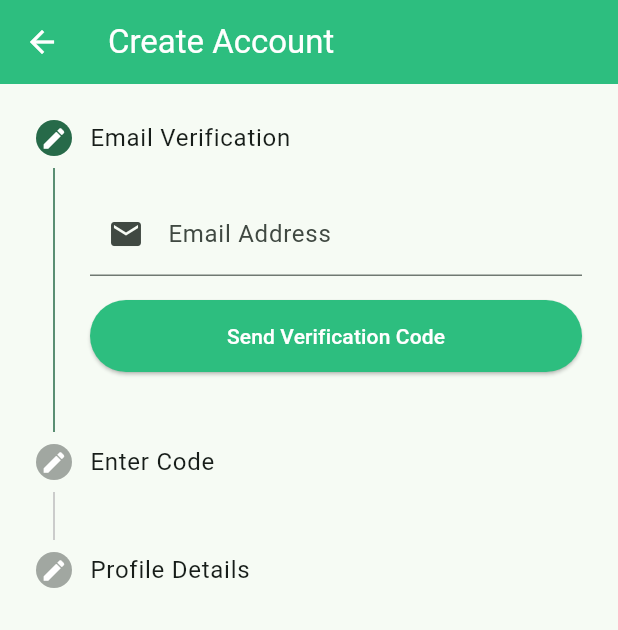
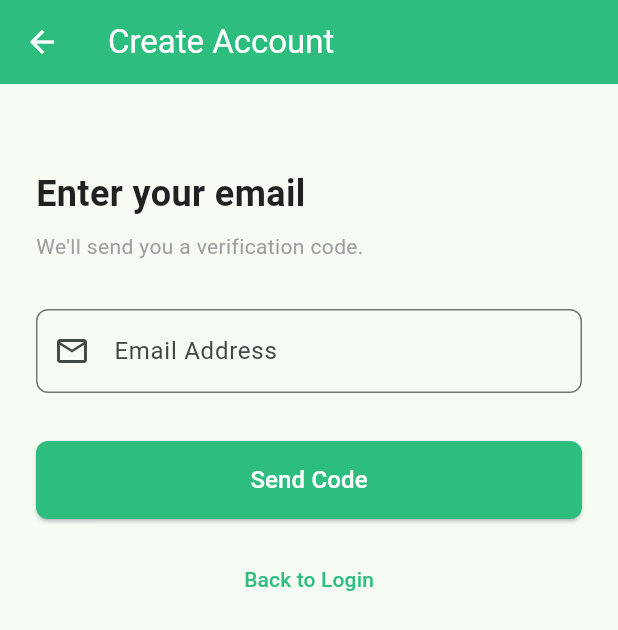
Before and after one commit to codebykashish/Bachatbot, a Flutter app: the screen it shows after launch, after a tap on "Create Account", on a phone screen of 412 x 824 dp. Shown: the top 630 px of the screen. Run offline on Flutter 3.47's test engine with Material 3 defaults, Android fonts, the phone set to English and light mode, and no system bars; our stand-ins replace firebase_auth, firebase_core, fl_chart; accounts and stored records are empty.

Commit message:
improve signup

```diff
--- /dev/null
+++ b/lib/screens/email_signup_page.dart
@@ -0,0 +1,175 @@
+import 'dart:convert';
+import 'package:flutter/material.dart';
+import 'package:http/http.dart' as http;
+import '../api_service.dart';
+import 'code_verification_page.dart';
+
+class EmailSignupPage extends StatefulWidget {
+  const EmailSignupPage({super.key});
+
+  @override
+  State<EmailSignupPage> createState() => _EmailSignupPageState();
+}
+
+class _EmailSignupPageState extends State<EmailSignupPage> {
+  final _formKey = GlobalKey<FormState>();
+  final _emailController = TextEditingController();
+  bool _isLoading = false;
+
+  // Email validation regex
+  final _emailRegex = RegExp(r'^[^@]+@[^@]+\.[^@]+$');
+
+  @override
+  void dispose() {
+    _emailController.dispose();
+    super.dispose();
+  }
+
+  String? _validateEmail(String? value) {
+    if (value == null || value.isEmpty) {
+      return 'Please enter your email';
+    }
+    if (!_emailRegex.hasMatch(value)) {
+      return 'Please enter a valid email address';
+    }
+    if (value.toLowerCase().contains('@gnail.com')) {
+      return 'Domain looks wrong. Did you mean @gmail.com?';
+    }
+    return null;
+  }
+
+  void _showError(String message) {
+    ScaffoldMessenger.of(context).showSnackBar(
+      SnackBar(
+        content: Text(message),
+        backgroundColor: Colors.red.shade700,
+      ),
+    );
+  }
+
+  Future<void> _sendCode() async {
+    if (!_formKey.currentState!.validate()) {
+      return;
+    }
+
+    final email = _emailController.text.trim();
+
+    setState(() => _isLoading = true);
+    try {
+      final response = await http.post(
+        Uri.parse('${ApiService.baseUrl}/send-verification-code'),
+        headers: {'Content-Type': 'application/json'},
+        body: jsonEncode({'email': email}),
+      );
+
+      if (response.statusCode == 200) {
+        if (mounted) {
+          Navigator.push(
+            context,
+            MaterialPageRoute(
+              builder: (_) => CodeVerificationPage(email: email),
+            ),
+          );
+        }
+      } else {
+        _showError('Failed to send code: ${response.body}');
+      }
+    } catch (e) {
+      _showError('An error occurred. Please try again.');
+    } finally {
+      if (mounted) setState(() => _isLoading = false);
+    }
+  }
+
+  @override
+  Widget build(BuildContext context) {
+    return Scaffold(
+      appBar: AppBar(
+        title: const Text('Create Account'),
+        backgroundColor: const Color(0xFF2DBE7F),
+        foregroundColor: Colors.white,
+      ),
+      body: SingleChildScrollView(
+        padding: const EdgeInsets.symmetric(horizontal: 24, vertical: 32),
+        child: Form(
+          key: _formKey,
+          child: Column(
+            crossAxisAlignment: CrossAxisAlignment.stretch,
+            children: [
+              const SizedBox(height: 24),
+              const Text(
+                'Enter your email',
+                style: TextStyle(
+                  fontSize: 24,
+                  fontWeight: FontWeight.bold,
+                  color: Colors.black87,
+                ),
+              ),
+              const SizedBox(height: 8),
+              const Text(
+                'We\'ll send you a verification code.',
+                style: TextStyle(
+                  fontSize: 14,
+                  color: Colors.grey,
+                ),
+              ),
+              const SizedBox(height: 32),
+              TextFormField(
+                controller: _emailController,
+                keyboardType: TextInputType.emailAddress,
+                validator: _validateEmail,
+                decoration: InputDecoration(
+                  labelText: 'Email Address',
+                  prefixIcon: const Icon(Icons.email_outlined),
+                  border: OutlineInputBorder(
+                    borderRadius: BorderRadius.circular(8),
+                  ),
+                ),
+              ),
+              const SizedBox(height: 32),
+              SizedBox(
+                height: 52,
+                child: ElevatedButton(
+                  onPressed: _isLoading ? null : _sendCode,
+                  style: ElevatedButton.styleFrom(
+                    backgroundColor: const Color(0xFF2DBE7F),
+                    foregroundColor: Colors.white,
+                    shape: RoundedRectangleBorder(
+                      borderRadius: BorderRadius.circular(8),
+                    ),
+                  ),
+                  child: _isLoading
+                      ? const SizedBox(
+                          width: 22,
+                          height: 22,
+                          child: CircularProgressIndicator(
+                            color: Colors.white,
+                            strokeWidth: 2.5,
+                          ),
+                        )
+                      : const Text(
+                          'Send Code',
+                          style: TextStyle(fontSize: 16),
+                        ),
+                ),
+              ),
+              const SizedBox(height: 16),
+              Center(
+                child: TextButton(
+                  onPressed: () => Navigator.pop(context),
+                  child: const Text(
+                    'Back to Login',
+                    style: TextStyle(
+                      color: Color(0xFF2DBE7F),
+                      fontWeight: FontWeight.w500,
+                    ),
+                  ),
+                ),
+              ),
+            ],
+          ),
+        ),
+      ),
+    );
+  }
+}
--- a/lib/screens/login_screen.dart
+++ b/lib/screens/login_screen.dart
@@ -1,6 +1,6 @@
 import 'package:flutter/material.dart';
 import 'package:firebase_auth/firebase_auth.dart';
-import 'signup_screen.dart';
+import 'email_signup_page.dart';
 import 'main_screen.dart';
 import '../api_service.dart';
 
@@ -45,7 +45,8 @@ class _LoginScreenState extends State<LoginScreen> {
 
         // If profile doesn't exist (success: false or no data), create it
         if (profileRes['success'] != true || profileRes['data'] == null) {
-          debugPrint('[LoginScreen] Profile not found, attempting to create...');
+          debugPrint(
+              '[LoginScreen] Profile not found, attempting to create...');
           await _createProfileFallback(cred.user);
           firstName = (cred.user?.displayName ?? 'User').split(' ').first;
         } else {
@@ -105,7 +106,8 @@ class _LoginScreenState extends State<LoginScreen> {
       debugPrint('[LoginScreen] /complete-signup fallback result: $res');
     } catch (e) {
       // 409 conflict = profile already exists, which is fine
-      debugPrint('[LoginScreen] /complete-signup fallback error (may be 409): $e');
+      debugPrint(
+          '[LoginScreen] /complete-signup fallback error (may be 409): $e');
     }
   }
 
@@ -136,7 +138,10 @@ class _LoginScreenState extends State<LoginScreen> {
                 const Text(
                   'BachatBot',
                   textAlign: TextAlign.center,
-                  style: TextStyle(fontSize: 32, fontWeight: FontWeight.bold, color: Color(0xFF2DBE7F)),
+                  style: TextStyle(
+                      fontSize: 32,
+                      fontWeight: FontWeight.bold,
+                      color: Color(0xFF2DBE7F)),
                 ),
                 const Text(
                   'Your AI expense tracker',
@@ -144,7 +149,6 @@ class _LoginScreenState extends State<LoginScreen> {
                   style: TextStyle(fontSize: 14, color: Colors.grey),
                 ),
                 const SizedBox(height: 48),
-
                 TextFormField(
                   controller: _emailController,
                   keyboardType: TextInputType.emailAddress,
@@ -153,10 +157,11 @@ class _LoginScreenState extends State<LoginScreen> {
                     prefixIcon: Icon(Icons.email_outlined),
                     border: OutlineInputBorder(),
                   ),
-                  validator: (value) => (value == null || value.trim().isEmpty) ? 'Please enter your email' : null,
+                  validator: (value) => (value == null || value.trim().isEmpty)
+                      ? 'Please enter your email'
+                      : null,
                 ),
                 const SizedBox(height: 16),
-
                 TextFormField(
                   controller: _passwordController,
                   obscureText: !_showPassword,
@@ -165,14 +170,18 @@ class _LoginScreenState extends State<LoginScreen> {
                     prefixIcon: const Icon(Icons.lock_outlined),
                     border: const OutlineInputBorder(),
                     suffixIcon: IconButton(
-                      icon: Icon(_showPassword ? Icons.visibility_off_outlined : Icons.visibility_outlined),
-                      onPressed: () => setState(() => _showPassword = !_showPassword),
+                      icon: Icon(_showPassword
+                          ? Icons.visibility_off_outlined
+                          : Icons.visibility_outlined),
+                      onPressed: () =>
+                          setState(() => _showPassword = !_showPassword),
                     ),
                   ),
-                  validator: (value) => (value == null || value.isEmpty) ? 'Please enter your password' : null,
+                  validator: (value) => (value == null || value.isEmpty)
+                      ? 'Please enter your password'
+                      : null,
                 ),
                 const SizedBox(height: 28),
-
                 SizedBox(
                   height: 52,
                   child: ElevatedButton(
@@ -182,26 +191,33 @@ class _LoginScreenState extends State<LoginScreen> {
                       foregroundColor: Colors.white,
                     ),
                     child: _isLoading
-                        ? const SizedBox(width: 22, height: 22, child: CircularProgressIndicator(color: Colors.white, strokeWidth: 2.5))
+                        ? const SizedBox(
+                            width: 22,
+                            height: 22,
+                            child: CircularProgressIndicator(
+                                color: Colors.white, strokeWidth: 2.5))
                         : const Text('Login', style: TextStyle(fontSize: 16)),
                   ),
                 ),
                 const SizedBox(height: 20),
-
                 Row(
                   mainAxisAlignment: MainAxisAlignment.center,
                   children: [
-                    const Text("Don't have an account? ", style: TextStyle(color: Colors.grey)),
+                    const Text("Don't have an account? ",
+                        style: TextStyle(color: Colors.grey)),
                     GestureDetector(
                       onTap: () {
                         Navigator.push(
                           context,
-                          MaterialPageRoute(builder: (_) => const SignupScreen()),
+                          MaterialPageRoute(
+                              builder: (_) => const EmailSignupPage()),
                         );
                       },
                       child: const Text(
                         'Create Account',
-                        style: TextStyle(color: Color(0xFF2DBE7F), fontWeight: FontWeight.bold),
+                        style: TextStyle(
+                            color: Color(0xFF2DBE7F),
+                            fontWeight: FontWeight.bold),
                       ),
                     ),
                   ],
```
Also changed, not shown: lib/screens/code_verification_page.dart (added, +222 -0 lines), lib/screens/signup_details_page.dart (added, +303 -0 lines).
